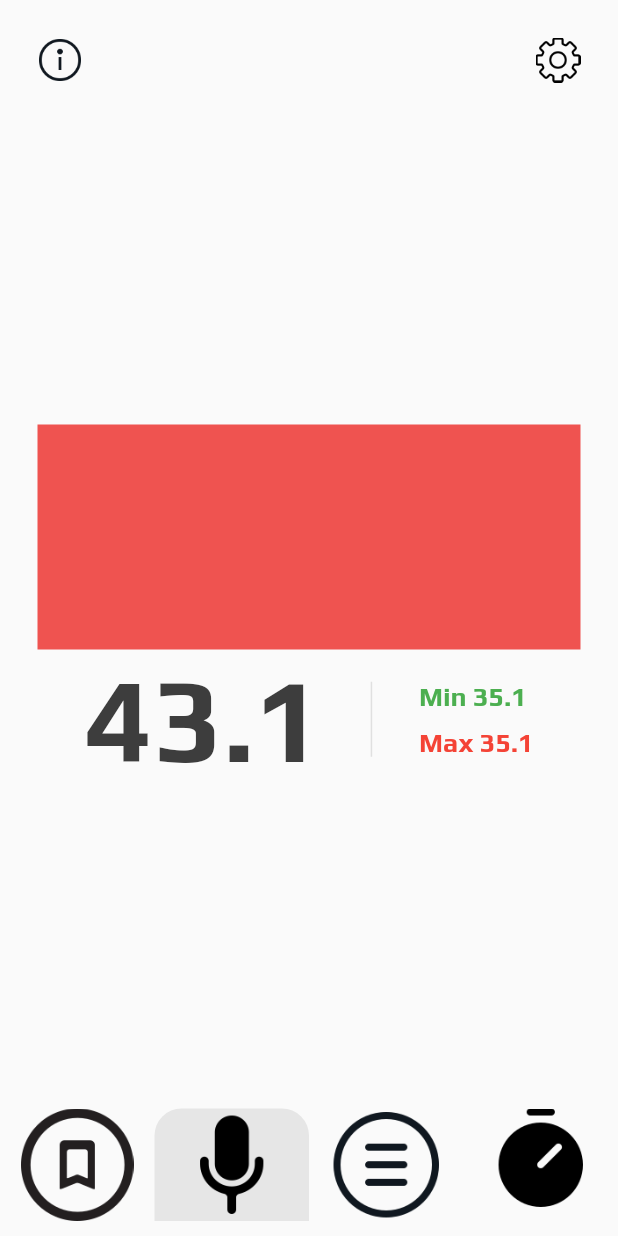
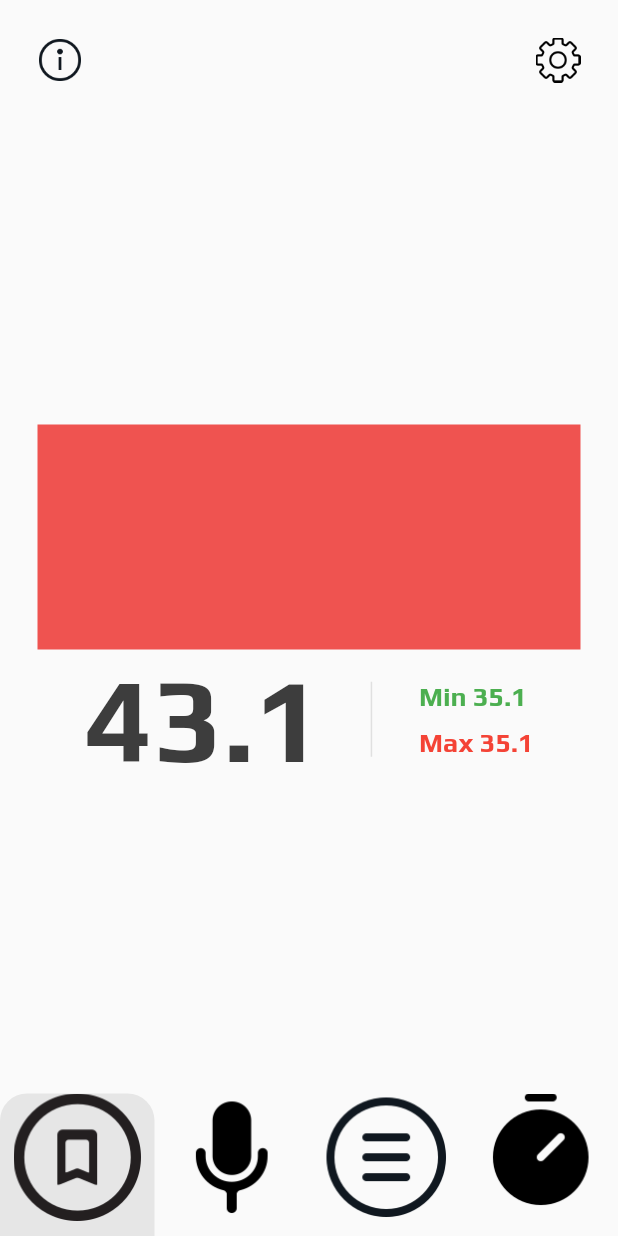
Before and after one commit to kandcom/NoiseDetecter, a Flutter app: the screen it shows after launch, on a phone screen of 412 x 824 dp. Run offline on Flutter 3.47's test engine with Material 2 defaults, Android fonts, the phone set to English and light mode, and no system bars.

Commit message:
add: new screens and create bottom navigation bar

```diff
--- a/lib/main.dart
+++ b/lib/main.dart
@@ -1,4 +1,8 @@
 import 'package:flutter/material.dart';
+import 'package:noise_detecter/screens/home.dart';
+import 'package:noise_detecter/screens/saves.dart';
+import 'package:noise_detecter/screens/info.dart';
+import 'package:noise_detecter/screens/settings.dart';
 
 void main() {
   runApp(
@@ -7,187 +11,13 @@ void main() {
       theme: ThemeData(
         fontFamily: 'Play',
       ),
-      home: const Scaffold(
-        body: SafeArea(
-          child: NoiseMeter(),
-        ),
-      ),
+      routes: {
+        '/': (context) => const Home(),
+        '/saves': (context) => const Saves(),
+        '/info': (context) => const Info(),
+        '/settings': (context) => const Settings()
+      },
+      initialRoute: '/',
     ),
   );
 }
-
-class NoiseMeter extends StatelessWidget {
-  const NoiseMeter({Key? key}) : super(key: key);
-  @override
-  Widget build(BuildContext context) {
-    return Column(
-      mainAxisAlignment: MainAxisAlignment.spaceBetween,
-      children: [
-        Padding(
-          padding: const EdgeInsets.all(15),
-          child: Row(
-            mainAxisAlignment: MainAxisAlignment.spaceBetween,
-            children: [
-              InkWell(
-                borderRadius: BorderRadius.circular(50),
-                onTap: () => {},
-                child: Padding(
-                  padding: const EdgeInsets.all(10.0),
-                  child: Image.asset(
-                    'assets/images/info.png',
-                    width: 30,
-                  ),
-                ),
-              ),
-              InkWell(
-                borderRadius: BorderRadius.circular(50),
-                onTap: () {},
-                child: Padding(
-                  padding: const EdgeInsets.all(10),
-                  child: Image.asset(
-                    'assets/images/settings.png',
-                    width: 30,
-                  ),
-                ),
-              )
-            ],
-          ),
-        ),
-        Padding(
-          padding: const EdgeInsets.symmetric(horizontal: 25),
-          child: Column(children: [
-            Container(
-              width: MediaQuery.of(context).size.width,
-              height: 150,
-              color: Colors.red[400],
-            ),
-            Row(
-              mainAxisAlignment: MainAxisAlignment.spaceEvenly,
-              children: [
-                const Text(
-                  '43.1',
-                  style: TextStyle(
-                    fontWeight: FontWeight.bold,
-                    fontSize: 80,
-                    color: Color.fromARGB(255, 61, 61, 61),
-                  ),
-                ),
-                Container(
-                  height: 50,
-                  width: 1,
-                  color: const Color.fromARGB(255, 224, 224, 224),
-                ),
-                Column(
-                  crossAxisAlignment: CrossAxisAlignment.start,
-                  children: const [
-                    Text(
-                      'Min 35.1',
-                      style: TextStyle(
-                        fontWeight: FontWeight.bold,
-                        fontSize: 18,
-                        color: Colors.green,
-                      ),
-                    ),
-                    SizedBox(height: 10),
-                    Text(
-                      'Max 35.1',
-                      style: TextStyle(
-                        fontWeight: FontWeight.bold,
-                        fontSize: 18,
-                        color: Colors.red,
-                      ),
-                    ),
-                  ],
-                )
-              ],
-            )
-          ]),
-        ),
-        Row(
-          children: [
-            InkWell(
-              hoverColor: Colors.amber[900],
-              focusColor: Colors.red[900],
-              splashColor: Colors.indigo,
-              onTap: () {},
-              borderRadius: const BorderRadius.only(
-                topRight: Radius.circular(18),
-                topLeft: Radius.circular(18),
-              ),
-              child: SizedBox(
-                width: MediaQuery.of(context).size.width / 4,
-                child: Image.asset(
-                  'assets/images/save.png',
-                  width: 30,
-                  height: 75,
-                ),
-              ),
-            ),
-            Material(
-              color: const Color.fromARGB(255, 230, 230, 230),
-              borderRadius: const BorderRadius.only(
-                topRight: Radius.circular(18),
-                topLeft: Radius.circular(18),
-              ),
-              child: InkWell(
-                hoverColor: Colors.amber[900],
-                focusColor: Colors.red[900],
-                splashColor: Colors.indigo,
-                onTap: () {},
-                borderRadius: const BorderRadius.only(
-                  topRight: Radius.circular(18),
-                  topLeft: Radius.circular(18),
-                ),
-                child: SizedBox(
-                  width: MediaQuery.of(context).size.width / 4,
-                  child: Image.asset(
-                    'assets/images/mic_passive.png',
-                    width: 30,
-                    height: 75,
-                  ),
-                ),
-              ),
-            ),
-            Expanded(
-              child: InkWell(
-                hoverColor: Colors.amber[900],
-                focusColor: Colors.red[900],
-                splashColor: Colors.indigo,
-                onTap: () {},
-                borderRadius: const BorderRadius.only(
-                  topRight: Radius.circular(18),
-                  topLeft: Radius.circular(18),
-                ),
-                child: Image.asset(
-                  'assets/images/list.png',
-                  width: 30,
-                  height: 75,
-                ),
-              ),
-            ),
-            Expanded(
-              child: Padding(
-                padding: const EdgeInsets.all(10),
-                child: InkWell(
-                  hoverColor: Colors.amber[900],
-                  focusColor: Colors.red[900],
-                  splashColor: Colors.indigo,
-                  onTap: () {},
-                  borderRadius: const BorderRadius.only(
-                    topRight: Radius.circular(18),
-                    topLeft: Radius.circular(18),
-                  ),
-                  child: Image.asset(
-                    'assets/images/timer.png',
-                    width: 30,
-                    height: 75,
-                  ),
-                ),
-              ),
-            ),
-          ],
-        )
-      ],
-    );
-  }
-}
--- /dev/null
+++ b/lib/screens/home.dart
@@ -0,0 +1,102 @@
+import 'package:flutter/material.dart';
+import 'package:noise_detecter/widgets/bottom_bar.dart';
+
+class Home extends StatelessWidget {
+  const Home({Key? key}) : super(key: key);
+  @override
+  Widget build(BuildContext context) {
+    return Scaffold(
+      body: SafeArea(
+        child: Column(
+          mainAxisAlignment: MainAxisAlignment.spaceBetween,
+          children: [
+            Padding(
+              padding: const EdgeInsets.all(15),
+              child: Row(
+                mainAxisAlignment: MainAxisAlignment.spaceBetween,
+                children: [
+                  InkWell(
+                    borderRadius: BorderRadius.circular(50),
+                    onTap: () => {Navigator.of(context).pushNamed('/info')},
+                    child: Padding(
+                      padding: const EdgeInsets.all(10.0),
+                      child: Image.asset(
+                        'assets/images/info.png',
+                        width: 30,
+                      ),
+                    ),
+                  ),
+                  InkWell(
+                    borderRadius: BorderRadius.circular(50),
+                    onTap: () {
+                      Navigator.of(context).pushNamed('/settings');
+                    },
+                    child: Padding(
+                      padding: const EdgeInsets.all(10),
+                      child: Image.asset(
+                        'assets/images/settings.png',
+                        width: 30,
+                      ),
+                    ),
+                  )
+                ],
+              ),
+            ),
+            Padding(
+              padding: const EdgeInsets.symmetric(horizontal: 25),
+              child: Column(children: [
+                Container(
+                  width: MediaQuery.of(context).size.width,
+                  height: 150,
+                  color: Colors.red[400],
+                ),
+                Row(
+                  mainAxisAlignment: MainAxisAlignment.spaceEvenly,
+                  children: [
+                    const Text(
+                      '43.1',
+                      style: TextStyle(
+                        fontWeight: FontWeight.bold,
+                        fontSize: 80,
+                        color: Color.fromARGB(255, 61, 61, 61),
+                      ),
+                    ),
+                    Container(
+                      height: 50,
+                      width: 1,
+                      color: const Color.fromARGB(255, 224, 224, 224),
+                    ),
+                    Column(
+                      crossAxisAlignment: CrossAxisAlignment.start,
+                      children: const [
+                        Text(
+                          'Min 35.1',
+                          style: TextStyle(
+                            fontWeight: FontWeight.bold,
+                            fontSize: 18,
+                            color: Colors.green,
+                          ),
+                        ),
+                        SizedBox(height: 10),
+                        Text(
+                          'Max 35.1',
+                          style: TextStyle(
+                            fontWeight: FontWeight.bold,
+                            fontSize: 18,
+                            color: Colors.red,
+                          ),
+                        ),
+                      ],
+                    )
+                  ],
+                )
+              ]),
+            ),
+            const SizedBox()
+          ],
+        ),
+      ),
+      bottomNavigationBar: const BottomBar(),
+    );
+  }
+}
--- /dev/null
+++ b/lib/widgets/bottom_bar.dart
@@ -0,0 +1,149 @@
+import 'package:flutter/material.dart';
+
+class BottomBar extends StatelessWidget {
+  const BottomBar({Key? key}) : super(key: key);
+  @override
+  Widget build(BuildContext context) {
+    var itRoute = ModalRoute.of(context)?.settings.name;
+    ifActiveMicButton() {
+      if (itRoute == '/') {
+        return const Color.fromARGB(255, 230, 230, 230);
+      }
+      return Colors.transparent;
+    }
+
+    ifActiveSavesButton() {
+      if (itRoute == '/saves') {
+        return const Color.fromARGB(255, 230, 230, 230);
+      }
+      return Colors.transparent;
+    }
+
+    return Row(
+      children: [
+        Material(
+          color: ifActiveMicButton(),
+          borderRadius: const BorderRadius.only(
+            topRight: Radius.circular(18),
+            topLeft: Radius.circular(18),
+          ),
+          child: InkWell(
+            hoverColor: Colors.amber[900],
+            focusColor: Colors.red[900],
+            splashColor: Colors.indigo,
+            onTap: () {},
+            borderRadius: const BorderRadius.only(
+              topRight: Radius.circular(18),
+              topLeft: Radius.circular(18),
+            ),
+            child: SizedBox(
+              width: MediaQuery.of(context).size.width / 4,
+              child: Padding(
+                padding: const EdgeInsets.only(bottom: 10),
+                child: Image.asset(
+                  'assets/images/save.png',
+                  width: 30,
+                  height: 85,
+                ),
+              ),
+            ),
+          ),
+        ),
+        Material(
+          color: ifActiveSavesButton(),
+          borderRadius: const BorderRadius.only(
+            topRight: Radius.circular(18),
+            topLeft: Radius.circular(18),
+          ),
+          child: InkWell(
+            hoverColor: Colors.amber[900],
+            focusColor: Colors.red[900],
+            splashColor: Colors.indigo,
+            onTap: () {
+              if (itRoute != '/') {
+                Navigator.of(context).pushNamed('/');
+              }
+            },
+            borderRadius: const BorderRadius.only(
+              topRight: Radius.circular(18),
+              topLeft: Radius.circular(18),
+            ),
+            child: SizedBox(
+              width: MediaQuery.of(context).size.width / 4,
+              child: Padding(
+                padding: const EdgeInsets.only(bottom: 10),
+                child: Image.asset(
+                  'assets/images/mic_passive.png',
+                  width: 30,
+                  height: 85,
+                ),
+              ),
+            ),
+          ),
+        ),
+        Material(
+          color: ifActiveSavesButton(),
+          borderRadius: const BorderRadius.only(
+            topRight: Radius.circular(18),
+            topLeft: Radius.circular(18),
+          ),
+          child: InkWell(
+            hoverColor: Colors.amber[900],
+            focusColor: Colors.red[900],
+            splashColor: Colors.indigo,
+            onTap: () {
+              if (itRoute != '/saves') {
+                Navigator.of(context).pushNamed('/saves');
+              }
+            },
+            borderRadius: const BorderRadius.only(
+              topRight: Radius.circular(18),
+              topLeft: Radius.circular(18),
+            ),
+            child: SizedBox(
+              width: MediaQuery.of(context).size.width / 4,
+              child: Padding(
+                padding: const EdgeInsets.only(bottom: 10),
+                child: Image.asset(
+                  'assets/images/list.png',
+                  width: 30,
+                  height: 85,
+                ),
+              ),
+            ),
+          ),
+        ),
+        Material(
+          color: ifActiveSavesButton(),
+          borderRadius: const BorderRadius.only(
+            topRight: Radius.circular(18),
+            topLeft: Radius.circular(18),
+          ),
+          child: InkWell(
+            hoverColor: Colors.amber[900],
+            focusColor: Colors.red[900],
+            splashColor: Colors.indigo,
+            onTap: () {
+              Navigator.of(context).pushNamed('/saves');
+            },
+            borderRadius: const BorderRadius.only(
+              topRight: Radius.circular(18),
+              topLeft: Radius.circular(18),
+            ),
+            child: SizedBox(
+              width: MediaQuery.of(context).size.width / 4,
+              child: Padding(
+                padding: const EdgeInsets.only(bottom: 10),
+                child: Image.asset(
+                  'assets/images/timer.png',
+                  width: 30,
+                  height: 85,
+                ),
+              ),
+            ),
+          ),
+        ),
+      ],
+    );
+  }
+}
```
Also changed, not shown: lib/screens/info.dart (added, +18 -0 lines), lib/screens/saves.dart (added, +16 -0 lines), lib/screens/settings.dart (added, +14 -0 lines).
